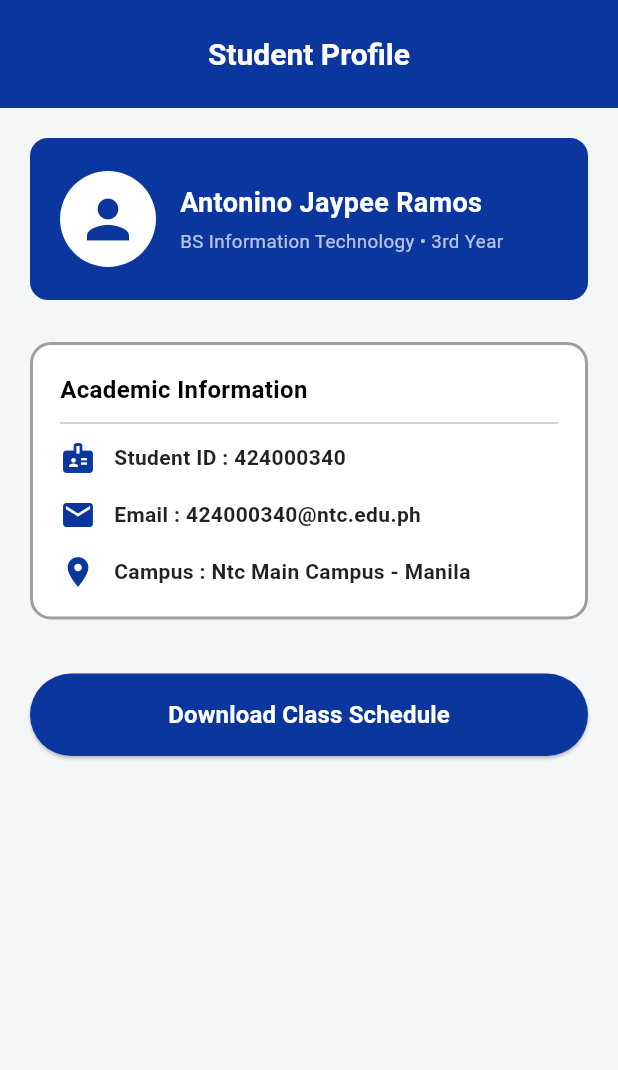
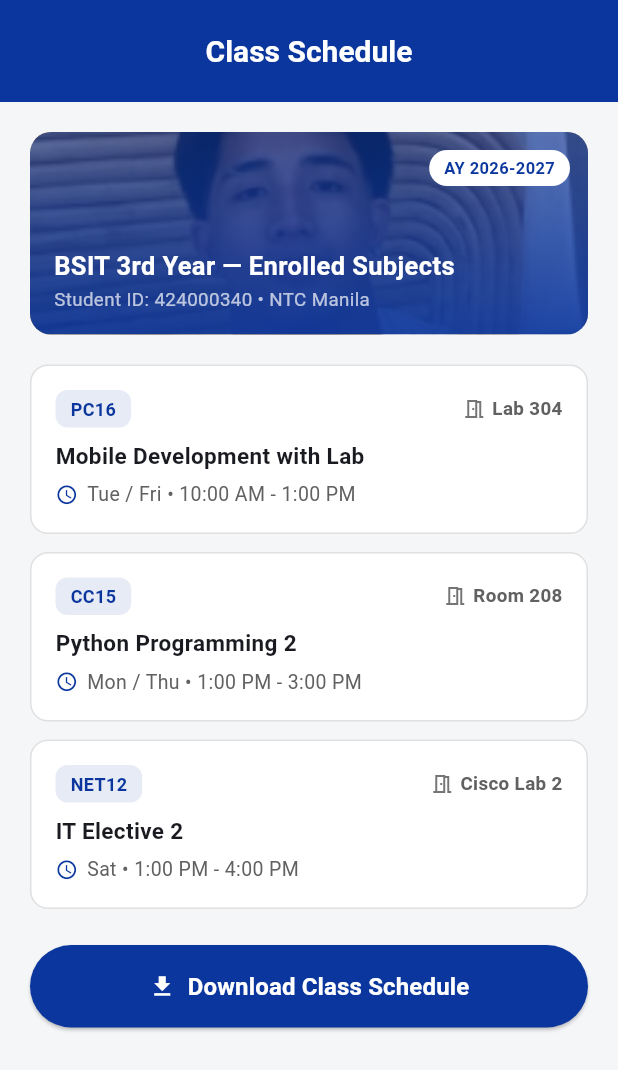
Before and after one commit to 424000340-jp/Ramos_AntoninoJaypee_Week14, a Flutter app: the screen it shows after launch, on a phone screen of 412 x 824 dp. Shown: the top 1070 px of the screen. Run offline on Flutter 3.47's test engine with Material 3 defaults, Android fonts, the phone set to English and light mode, and no system bars.

Commit message:
Complete Week 14 two-screen static UI

```diff
--- a/lib/main.dart
+++ b/lib/main.dart
@@ -1,4 +1,6 @@
 import 'package:flutter/material.dart';
+import 'screens/profile_screen.dart';
+import 'screens/schedule_screen.dart';
 
 void main() {
   runApp(const MyApp());
@@ -13,176 +15,34 @@ class MyApp extends StatelessWidget {
 
     return MaterialApp(
       debugShowCheckedModeBanner: false,
-      title: 'Week 13 Static Screen',
+      title: 'Ramos Antonino Jaypee - Week 14 Static UI',
       theme: ThemeData(
-        colorScheme: ColorScheme.fromSeed(seedColor: primaryBlue),
-        useMaterial3: true,
+        colorScheme: ColorScheme.fromSeed(
+          seedColor: primaryBlue,
+          primary: primaryBlue,
         ),
-      home: const ProfileScreen(),
-    );
-  }
-}
-
-class ProfileScreen extends StatelessWidget {
-  const ProfileScreen({super.key});
-
-  @override
-  Widget build(BuildContext context) {
-    const primaryBlue = Color(0xFF0A369D);
-
-    return Scaffold(
-      backgroundColor: const Color(0xFFF5F6F8),
-      appBar: AppBar(
-        title: const Text(
-          'Student Profile',
-          style: TextStyle(
-            fontWeight: FontWeight.bold,
-            fontSize: 20,
-          ),
-        ),
-        centerTitle: true,
+        scaffoldBackgroundColor: const Color(0xFFF5F6F8),
+        appBarTheme: const AppBarTheme(
           backgroundColor: primaryBlue,
           foregroundColor: Colors.white,
-        toolbarHeight: 72,
+          toolbarHeight: 68,
         ),
-      body: SingleChildScrollView(
-        padding: const EdgeInsets.all(20.0),
-        child: Column(
-          crossAxisAlignment: CrossAxisAlignment.stretch,
-          children: [
-            // Profile Banner Card
-            Container(
-              padding: const EdgeInsets.symmetric(horizontal: 20.0, vertical: 22.0),
-              decoration: BoxDecoration(
-                color: primaryBlue,
-                borderRadius: BorderRadius.circular(12.0),
-              ),
-              child: const Row(
-                children: [
-                  CircleAvatar(
-                    radius: 32,
-                    backgroundColor: Colors.white,
-                    child: Icon(
-                      Icons.person,
-                      size: 42,
-                      color: primaryBlue,
-                    ),
-                  ),
-                  SizedBox(width: 16),
-                  Expanded(
-                    child: Column(
-                      crossAxisAlignment: CrossAxisAlignment.start,
-                      children: [
-                        Text(
-                          'Antonino Jaypee Ramos',
-                          style: TextStyle(
-                            fontSize: 18,
-                            fontWeight: FontWeight.bold,
-                            color: Colors.white,
-                          ),
-                        ),
-                        SizedBox(height: 4),
-                        Text(
-                          'BS Information Technology • 3rd Year',
-                          style: TextStyle(
-                            fontSize: 12.5,
-                            color: Colors.white70,
-                          ),
-                        ),
-                      ],
-                    ),
-                  ),
-                ],
-              ),
-            ),
-
-            const SizedBox(height: 28),
-
-            // Academic Information Card
-            Container(
-              padding: const EdgeInsets.all(18.0),
-              decoration: BoxDecoration(
-                color: Colors.white,
-                borderRadius: BorderRadius.circular(14.0),
-                border: Border.all(
-                  color: Colors.grey.shade500,
-                  width: 2.0,
-                ),
-              ),
-              child: Column(
-                crossAxisAlignment: CrossAxisAlignment.start,
-                children: [
-                  const Text(
-                    'Academic Information',
-                    style: TextStyle(
-                      fontSize: 16,
-                      fontWeight: FontWeight.bold,
-                      color: Colors.black,
-                    ),
-                  ),
-                  const Divider(height: 22, thickness: 1),
-                  _buildInfoRow(
-                    Icons.badge,
-                    'Student ID : 424000340',
-                    primaryBlue,
-                  ),
-                  const SizedBox(height: 14),
-                  _buildInfoRow(
-                    Icons.email,
-                    'Email : 424000340@ntc.edu.ph',
-                    primaryBlue,
-                  ),
-                  const SizedBox(height: 14),
-                  _buildInfoRow(
-                    Icons.location_on,
-                    'Campus : Ntc Main Campus - Manila',
-                    primaryBlue,
-                  ),
-                ],
-              ),
-            ),
-
-            const SizedBox(height: 36),
-
-            // Pill-Shaped Action Button
-            ElevatedButton(
-              onPressed: () {},
+        elevatedButtonTheme: ElevatedButtonThemeData(
           style: ElevatedButton.styleFrom(
             backgroundColor: primaryBlue,
             foregroundColor: Colors.white,
             padding: const EdgeInsets.symmetric(vertical: 16.0),
             shape: const StadiumBorder(),
           ),
-              child: const Text(
-                'Download Class Schedule',
-                style: TextStyle(
-                  fontSize: 16,
-                  fontWeight: FontWeight.bold,
         ),
+        useMaterial3: true,
       ),
-            ),
-          ],
-        ),
-      ),
-    );
-  }
-
-  static Widget _buildInfoRow(IconData icon, String text, Color iconColor) {
-    return Row(
-      children: [
-        Icon(icon, color: iconColor, size: 24),
-        const SizedBox(width: 12),
-        Expanded(
-          child: Text(
-            text,
-            style: const TextStyle(
-              fontSize: 14,
-              fontWeight: FontWeight.w600,
-              color: Colors.black87,
-            ),
-          ),
-        ),
-      ],
+      // Switch initialRoute between '/screen1' and '/screen2' to preview each screen:
+      initialRoute: '/screen2',
+      routes: {
+        '/screen1': (context) => const ProfileScreen(),
+        '/screen2': (context) => const ScheduleScreen(),
+      },
     );
   }
 }
--- /dev/null
+++ b/lib/screens/profile_screen.dart
@@ -0,0 +1,185 @@
+import 'package:flutter/material.dart';
+
+class ProfileScreen extends StatelessWidget {
+  const ProfileScreen({super.key});
+
+  @override
+  Widget build(BuildContext context) {
+    final primaryColor = Theme.of(context).colorScheme.primary;
+
+    return Scaffold(
+      appBar: AppBar(
+        title: const Text(
+          'Student Profile',
+          style: TextStyle(fontWeight: FontWeight.bold, fontSize: 20),
+        ),
+        centerTitle: true,
+      ),
+      body: SingleChildScrollView(
+        padding: const EdgeInsets.all(20.0),
+        child: Column(
+          crossAxisAlignment: CrossAxisAlignment.stretch,
+          children: [
+            // Banner Card with Stack + Positioned Verified Badge
+            Container(
+              padding: const EdgeInsets.all(20.0),
+              decoration: BoxDecoration(
+                color: primaryColor,
+                borderRadius: BorderRadius.circular(14.0),
+              ),
+              child: Row(
+                children: [
+                  Stack(
+                    children: [
+                      ClipOval(
+                        child: Image.asset(
+                          'assets/images/student_banner.png',
+                          width: 68,
+                          height: 68,
+                          fit: BoxFit.cover,
+                        ),
+                      ),
+                      Positioned(
+                        bottom: 0,
+                        right: 0,
+                        child: Container(
+                          padding: const EdgeInsets.all(3),
+                          decoration: BoxDecoration(
+                            color: Colors.green.shade600,
+                            shape: BoxShape.circle,
+                            border: Border.all(color: Colors.white, width: 2),
+                          ),
+                          child: const Icon(
+                            Icons.check,
+                            size: 12,
+                            color: Colors.white,
+                          ),
+                        ),
+                      ),
+                    ],
+                  ),
+                  const SizedBox(width: 16),
+                  const Expanded(
+                    child: Column(
+                      crossAxisAlignment: CrossAxisAlignment.start,
+                      children: [
+                        Text(
+                          'Antonino Jaypee Ramos',
+                          style: TextStyle(
+                            fontSize: 18,
+                            fontWeight: FontWeight.bold,
+                            color: Colors.white,
+                          ),
+                        ),
+                        SizedBox(height: 4),
+                        Text(
+                          'BS Information Technology • 3rd Year',
+                          style: TextStyle(
+                            fontSize: 12.5,
+                            color: Colors.white70,
+                          ),
+                        ),
+                      ],
+                    ),
+                  ),
+                ],
+              ),
+            ),
+
+            const SizedBox(height: 20),
+
+            // Enrollment Status Strip using Spacer
+            Container(
+              padding: const EdgeInsets.symmetric(horizontal: 16, vertical: 14),
+              decoration: BoxDecoration(
+                color: Colors.white,
+                borderRadius: BorderRadius.circular(12),
+                border: Border.all(color: Colors.grey.shade300),
+              ),
+              child: Row(
+                children: [
+                  Icon(Icons.verified_user, color: primaryColor, size: 20),
+                  const SizedBox(width: 10),
+                  const Text(
+                    'Enrollment Status',
+                    style: TextStyle(fontWeight: FontWeight.w600, fontSize: 14),
+                  ),
+                  const Spacer(),
+                  Container(
+                    padding: const EdgeInsets.symmetric(horizontal: 10, vertical: 4),
+                    decoration: BoxDecoration(
+                      color: Colors.green.shade50,
+                      borderRadius: BorderRadius.circular(20),
+                    ),
+                    child: Text(
+                      'Active • AY 2026-2027',
+                      style: TextStyle(
+                        color: Colors.green.shade800,
+                        fontWeight: FontWeight.bold,
+                        fontSize: 12,
+                      ),
+                    ),
+                  ),
+                ],
+              ),
+            ),
+
+            const SizedBox(height: 20),
+
+            // Academic Information Card
+            Container(
+              padding: const EdgeInsets.all(18.0),
+              decoration: BoxDecoration(
+                color: Colors.white,
+                borderRadius: BorderRadius.circular(14.0),
+                border: Border.all(color: Colors.grey.shade400, width: 1.5),
+              ),
+              child: Column(
+                crossAxisAlignment: CrossAxisAlignment.start,
+                children: [
+                  const Text(
+                    'Academic Information',
+                    style: TextStyle(fontSize: 16, fontWeight: FontWeight.bold),
+                  ),
+                  const Divider(height: 22, thickness: 1),
+                  _buildInfoRow(Icons.badge, 'Student ID : 424000340', primaryColor),
+                  const SizedBox(height: 14),
+                  _buildInfoRow(Icons.email, 'Email : 424000340@ntc.edu.ph', primaryColor),
+                  const SizedBox(height: 14),
+                  _buildInfoRow(Icons.location_on, 'Campus : NTC Main Campus - Manila', primaryColor),
+                ],
+              ),
+            ),
+
+            const SizedBox(height: 28),
+
+            // Static Action Button (No navigation logic required for Week 14)
+            ElevatedButton.icon(
+              onPressed: () {},
+              icon: const Icon(Icons.calendar_month),
+              label: const Text(
+                'View Class Schedule',
+                style: TextStyle(fontSize: 16, fontWeight: FontWeight.bold),
+              ),
+            ),
+          ],
+        ),
+      ),
+    );
+  }
+
+  static Widget _buildInfoRow(IconData icon, String text, Color iconColor) {
+    return Row(
+      children: [
+        Icon(icon, color: iconColor, size: 22),
+        const SizedBox(width: 12),
+        Expanded(
+          child: Text(
+            text,
+            style: const TextStyle(fontSize: 14, fontWeight: FontWeight.w600),
+          ),
+        ),
+      ],
+    );
+  }
+}
--- /dev/null
+++ b/lib/screens/schedule_screen.dart
@@ -0,0 +1,203 @@
+import 'package:flutter/material.dart';
+
+class ScheduleScreen extends StatelessWidget {
+  const ScheduleScreen({super.key});
+
+  @override
+  Widget build(BuildContext context) {
+    final primaryColor = Theme.of(context).colorScheme.primary;
+
+    return Scaffold(
+      appBar: AppBar(
+        title: const Text(
+          'Class Schedule',
+          style: TextStyle(fontWeight: FontWeight.bold, fontSize: 20),
+        ),
+        centerTitle: true,
+      ),
+      body: SingleChildScrollView(
+        padding: const EdgeInsets.all(20.0),
+        child: Column(
+          crossAxisAlignment: CrossAxisAlignment.stretch,
+          children: [
+            // Layered Banner Card using Stack, Positioned, and Image.asset
+            ClipRRect(
+              borderRadius: BorderRadius.circular(14.0),
+              child: Stack(
+                children: [
+                  Image.asset(
+                    'assets/images/student_banner.png',
+                    width: double.infinity,
+                    height: 135,
+                    fit: BoxFit.cover,
+                  ),
+                  Container(
+                    width: double.infinity,
+                    height: 135,
+                    decoration: BoxDecoration(
+                      gradient: LinearGradient(
+                        begin: Alignment.topCenter,
+                        end: Alignment.bottomCenter,
+                        colors: [
+                          primaryColor.withValues(alpha: 0.65),
+                          primaryColor.withValues(alpha: 0.92),
+                        ],
+                      ),
+                    ),
+                  ),
+                  Positioned(
+                    top: 12,
+                    right: 12,
+                    child: Container(
+                      padding: const EdgeInsets.symmetric(horizontal: 10, vertical: 4),
+                      decoration: BoxDecoration(
+                        color: Colors.white,
+                        borderRadius: BorderRadius.circular(20),
+                      ),
+                      child: Text(
+                        'AY 2026-2027',
+                        style: TextStyle(
+                          color: primaryColor,
+                          fontWeight: FontWeight.bold,
+                          fontSize: 11,
+                        ),
+                      ),
+                    ),
+                  ),
+                  const Positioned(
+                    bottom: 14,
+                    left: 16,
+                    right: 16,
+                    child: Column(
+                      crossAxisAlignment: CrossAxisAlignment.start,
+                      children: [
+                        Text(
+                          'BSIT 3rd Year — Enrolled Subjects',
+                          style: TextStyle(
+                            color: Colors.white,
+                            fontSize: 17,
+                            fontWeight: FontWeight.bold,
+                          ),
+                        ),
+                        SizedBox(height: 2),
+                        Text(
+                          'Student ID: 424000340 • NTC Manila',
+                          style: TextStyle(color: Colors.white70, fontSize: 12.5),
+                        ),
+                      ],
+                    ),
+                  ),
+                ],
+              ),
+            ),
+
+            const SizedBox(height: 20),
+
+            _buildCourseCard(
+              primaryColor: primaryColor,
+              code: 'PC16',
+              title: 'Mobile Development with Lab',
+              schedule: 'Tue / Fri • 10:00 AM - 1:00 PM',
+              room: 'Lab 304',
+            ),
+            const SizedBox(height: 12),
+            _buildCourseCard(
+              primaryColor: primaryColor,
+              code: 'CC15',
+              title: 'Python Programming 2',
+              schedule: 'Mon / Thu • 1:00 PM - 3:00 PM',
+              room: 'Room 208',
+            ),
+            const SizedBox(height: 12),
+            _buildCourseCard(
+              primaryColor: primaryColor,
+              code: 'NET12',
+              title: 'IT Elective 2',
+              schedule: 'Sat • 1:00 PM - 4:00 PM',
+              room: 'Cisco Lab 2',
+            ),
+
+            const SizedBox(height: 24),
+
+            ElevatedButton.icon(
+              onPressed: () {},
+              icon: const Icon(Icons.download),
+              label: const Text(
+                'Download Class Schedule',
+                style: TextStyle(fontSize: 16, fontWeight: FontWeight.bold),
+              ),
+            ),
+          ],
+        ),
+      ),
+    );
+  }
+
+  static Widget _buildCourseCard({
+    required Color primaryColor,
+    required String code,
+    required String title,
+    required String schedule,
+    required String room,
+  }) {
+    return Container(
+      padding: const EdgeInsets.all(16.0),
+      decoration: BoxDecoration(
+        color: Colors.white,
+        borderRadius: BorderRadius.circular(12.0),
+        border: Border.all(color: Colors.grey.shade300),
+      ),
+      child: Column(
+        crossAxisAlignment: CrossAxisAlignment.start,
+        children: [
+          Row(
+            children: [
+              Container(
+                padding: const EdgeInsets.symmetric(horizontal: 10, vertical: 4),
+                decoration: BoxDecoration(
+                  color: primaryColor.withValues(alpha: 0.1),
+                  borderRadius: BorderRadius.circular(8),
+                ),
+                child: Text(
+                  code,
+                  style: TextStyle(
+                    color: primaryColor,
+                    fontWeight: FontWeight.bold,
+                    fontSize: 12,
+                  ),
+                ),
+              ),
+              const Spacer(),
+              Icon(Icons.meeting_room_outlined, size: 16, color: Colors.grey.shade600),
+              const SizedBox(width: 4),
+              Text(
+                room,
+                style: TextStyle(
+                  fontSize: 12.5,
+                  fontWeight: FontWeight.w600,
+                  color: Colors.grey.shade700,
+                ),
+              ),
+            ],
+          ),
+          const SizedBox(height: 8),
+          Text(
+            title,
+            style: const TextStyle(fontSize: 15, fontWeight: FontWeight.bold),
+          ),
+          const SizedBox(height: 6),
+          Row(
+            children: [
+              Icon(Icons.access_time, size: 15, color: primaryColor),
+              const SizedBox(width: 6),
+              Text(
+                schedule,
+                style: TextStyle(fontSize: 13, color: Colors.grey.shade700),
+              ),
+            ],
+          ),
+        ],
+      ),
+    );
+  }
+}
--- a/pubspec.yaml
+++ b/pubspec.yaml
@@ -58,6 +58,8 @@ flutter:
   # the material Icons class.
   uses-material-design: true
 
+  assets:
+    - assets/images/student_banner.png
   # To add assets to your application, add an assets section, like this:
   # assets:
   #   - images/a_dot_burr.jpeg
```
Also changed, not shown: assets/images/student_banner.png (added), 1 other file. Lines whose indentation alone changed are shown as unchanged.
